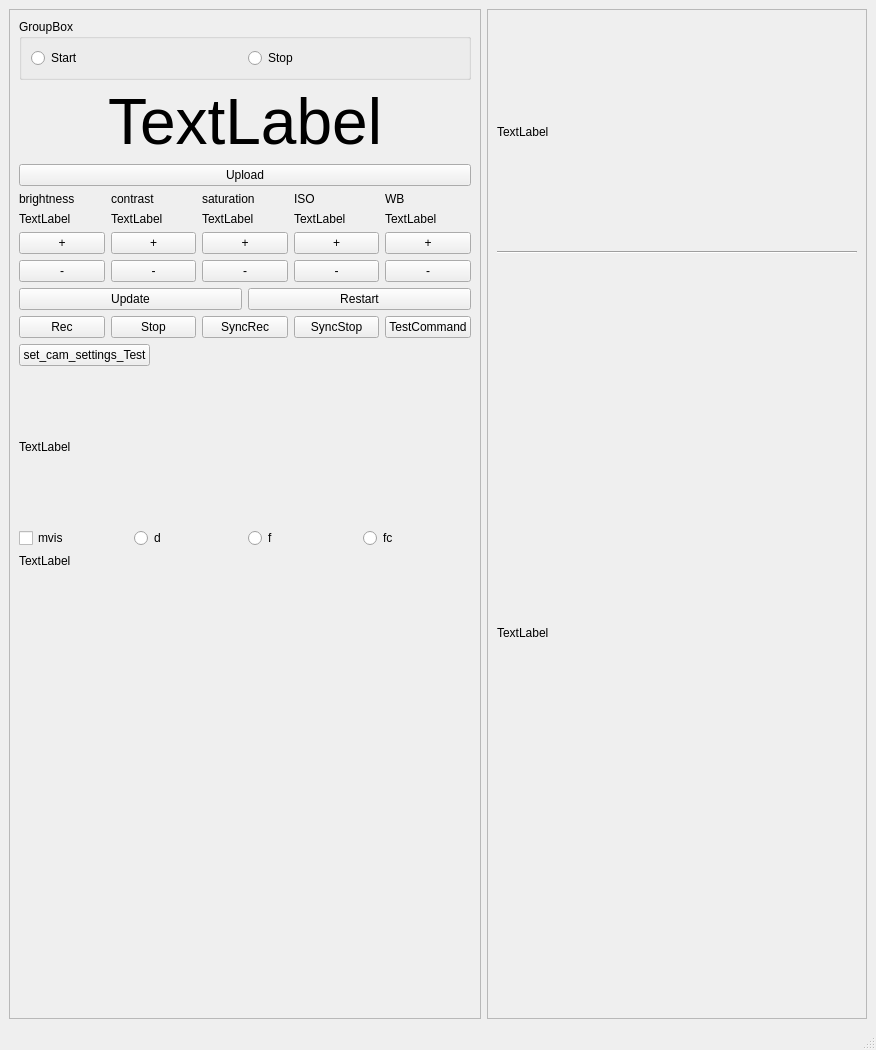
horvathzoltan/camtest, file mainwindow.ui: the form before one commit.
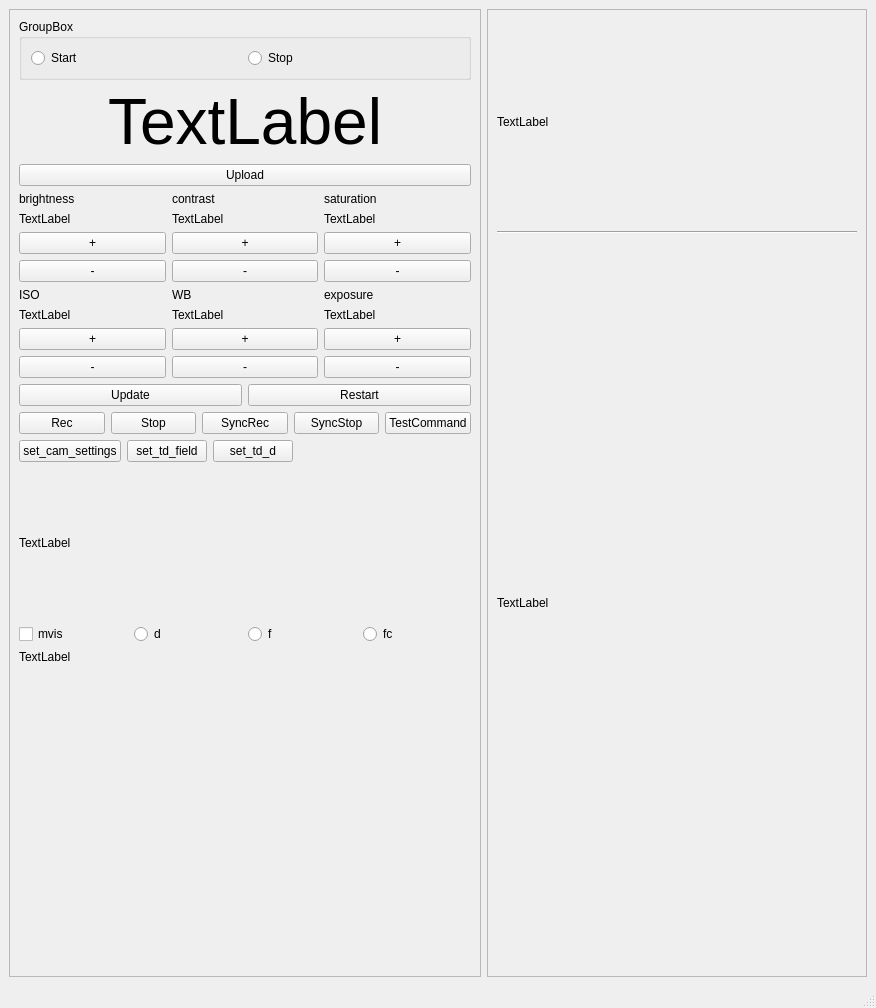
The form after the commit.

Patch:
```diff
--- a/mainwindow.ui
+++ b/mainwindow.ui
@@ -7,7 +7,7 @@
     <x>0</x>
     <y>0</y>
     <width>876</width>
-    <height>1050</height>
+    <height>1008</height>
    </rect>
   </property>
   <property name="windowTitle">
@@ -71,62 +71,6 @@
        </item>
        <item>
         <layout class="QGridLayout" name="gridLayout">
-         <item row="1" column="3">
-          <widget class="QLabel" name="label_iso">
-           <property name="text">
-            <string>TextLabel</string>
-           </property>
-          </widget>
-         </item>
-         <item row="0" column="1">
-          <widget class="QLabel" name="label_2">
-           <property name="text">
-            <string>contrast</string>
-           </property>
-          </widget>
-         </item>
-         <item row="2" column="0">
-          <widget class="QPushButton" name="pushButton_bp">
-           <property name="text">
-            <string>+</string>
-           </property>
-          </widget>
-         </item>
-         <item row="3" column="2">
-          <widget class="QPushButton" name="pushButton_sp">
-           <property name="text">
-            <string>-</string>
-           </property>
-          </widget>
-         </item>
-         <item row="1" column="2">
-          <widget class="QLabel" name="label_s">
-           <property name="text">
-            <string>TextLabel</string>
-           </property>
-          </widget>
-         </item>
-         <item row="0" column="3">
-          <widget class="QLabel" name="label_4">
-           <property name="text">
-            <string>ISO</string>
-           </property>
-          </widget>
-         </item>
-         <item row="3" column="3">
-          <widget class="QPushButton" name="pushButton_isom">
-           <property name="text">
-            <string>-</string>
-           </property>
-          </widget>
-         </item>
-         <item row="2" column="1">
-          <widget class="QPushButton" name="pushButton_cp">
-           <property name="text">
-            <string>+</string>
-           </property>
-          </widget>
-         </item>
          <item row="0" column="0">
           <widget class="QLabel" name="label">
            <property name="text">
@@ -141,10 +85,10 @@
            </property>
           </widget>
          </item>
-         <item row="2" column="3">
-          <widget class="QPushButton" name="pushButton_isop">
+         <item row="3" column="2">
+          <widget class="QPushButton" name="pushButton_sp">
            <property name="text">
-            <string>+</string>
+            <string>-</string>
            </property>
           </widget>
          </item>
@@ -155,20 +99,6 @@
            </property>
           </widget>
          </item>
-         <item row="3" column="0">
-          <widget class="QPushButton" name="pushButton_bm">
-           <property name="text">
-            <string>-</string>
-           </property>
-          </widget>
-         </item>
-         <item row="1" column="1">
-          <widget class="QLabel" name="label_c">
-           <property name="text">
-            <string>TextLabel</string>
-           </property>
-          </widget>
-         </item>
          <item row="2" column="2">
           <widget class="QPushButton" name="pushButton_sm">
            <property name="text">
@@ -176,6 +106,48 @@
            </property>
           </widget>
          </item>
+         <item row="1" column="2">
+          <widget class="QLabel" name="label_s">
+           <property name="text">
+            <string>TextLabel</string>
+           </property>
+          </widget>
+         </item>
+         <item row="1" column="1">
+          <widget class="QLabel" name="label_c">
+           <property name="text">
+            <string>TextLabel</string>
+           </property>
+          </widget>
+         </item>
+         <item row="0" column="1">
+          <widget class="QLabel" name="label_2">
+           <property name="text">
+            <string>contrast</string>
+           </property>
+          </widget>
+         </item>
+         <item row="3" column="0">
+          <widget class="QPushButton" name="pushButton_bm">
+           <property name="text">
+            <string>-</string>
+           </property>
+          </widget>
+         </item>
+         <item row="2" column="1">
+          <widget class="QPushButton" name="pushButton_cp">
+           <property name="text">
+            <string>+</string>
+           </property>
+          </widget>
+         </item>
+         <item row="2" column="0">
+          <widget class="QPushButton" name="pushButton_bp">
+           <property name="text">
+            <string>+</string>
+           </property>
+          </widget>
+         </item>
          <item row="1" column="0">
           <widget class="QLabel" name="label_b">
            <property name="text">
@@ -183,34 +155,94 @@
            </property>
           </widget>
          </item>
-         <item row="2" column="4">
+        </layout>
+       </item>
+       <item>
+        <layout class="QGridLayout" name="gridLayout_2">
+         <item row="1" column="0">
+          <widget class="QLabel" name="label_iso">
+           <property name="text">
+            <string>TextLabel</string>
+           </property>
+          </widget>
+         </item>
+         <item row="2" column="1">
           <widget class="QPushButton" name="pushButton_wbp">
            <property name="text">
             <string>+</string>
            </property>
           </widget>
          </item>
-         <item row="3" column="4">
-          <widget class="QPushButton" name="pushButton_wbm">
+         <item row="0" column="2">
+          <widget class="QLabel" name="label_6">
            <property name="text">
+            <string>exposure</string>
+           </property>
+          </widget>
+         </item>
+         <item row="3" column="0">
+          <widget class="QPushButton" name="pushButton_isom">
+           <property name="text">
             <string>-</string>
            </property>
           </widget>
          </item>
-         <item row="0" column="4">
+         <item row="1" column="1">
+          <widget class="QLabel" name="label_wb">
+           <property name="text">
+            <string>TextLabel</string>
+           </property>
+          </widget>
+         </item>
+         <item row="2" column="2">
+          <widget class="QPushButton" name="pushButton_p_exp">
+           <property name="text">
+            <string>+</string>
+           </property>
+          </widget>
+         </item>
+         <item row="0" column="0">
+          <widget class="QLabel" name="label_4">
+           <property name="text">
+            <string>ISO</string>
+           </property>
+          </widget>
+         </item>
+         <item row="2" column="0">
+          <widget class="QPushButton" name="pushButton_isop">
+           <property name="text">
+            <string>+</string>
+           </property>
+          </widget>
+         </item>
+         <item row="3" column="2">
+          <widget class="QPushButton" name="pushButton_m_exp">
+           <property name="text">
+            <string>-</string>
+           </property>
+          </widget>
+         </item>
+         <item row="0" column="1">
           <widget class="QLabel" name="label_5">
            <property name="text">
             <string>WB</string>
            </property>
           </widget>
          </item>
-         <item row="1" column="4">
-          <widget class="QLabel" name="label_wb">
+         <item row="1" column="2">
+          <widget class="QLabel" name="label_exp">
            <property name="text">
             <string>TextLabel</string>
            </property>
           </widget>
          </item>
+         <item row="3" column="1">
+          <widget class="QPushButton" name="pushButton_wbm">
+           <property name="text">
+            <string>-</string>
+           </property>
+          </widget>
+         </item>
         </layout>
        </item>
        <item>
@@ -275,7 +307,21 @@
          <item>
           <widget class="QPushButton" name="pushButton_test1">
            <property name="text">
-            <string>set_cam_settings_Test</string>
+            <string>set_cam_settings</string>
+           </property>
+          </widget>
+         </item>
+         <item>
+          <widget class="QPushButton" name="pushButton_test2">
+           <property name="text">
+            <string>set_td_field</string>
+           </property>
+          </widget>
+         </item>
+         <item>
+          <widget class="QPushButton" name="pushButton_test3">
+           <property name="text">
+            <string>set_td_d</string>
            </property>
           </widget>
          </item>
@@ -310,7 +356,7 @@
          </property>
          <property name="maximumSize">
           <size>
-           <width>452</width>
+           <width>450</width>
            <height>16777215</height>
           </size>
          </property>
```
